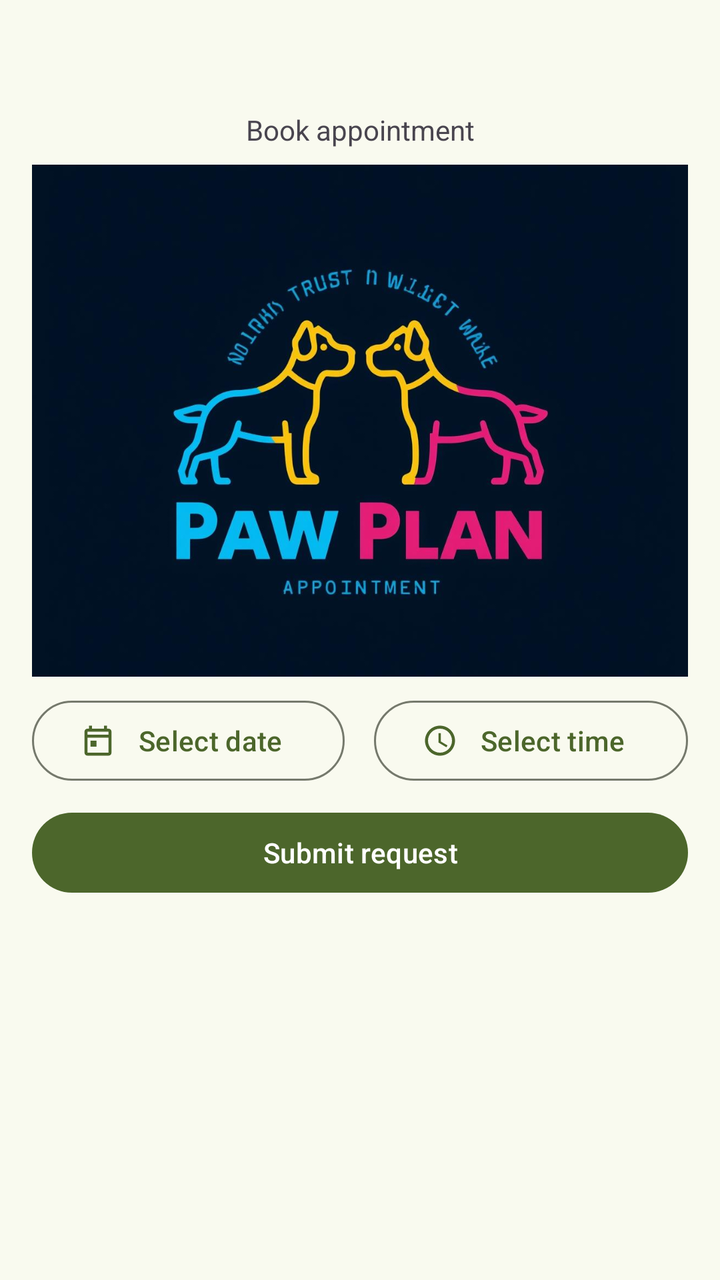
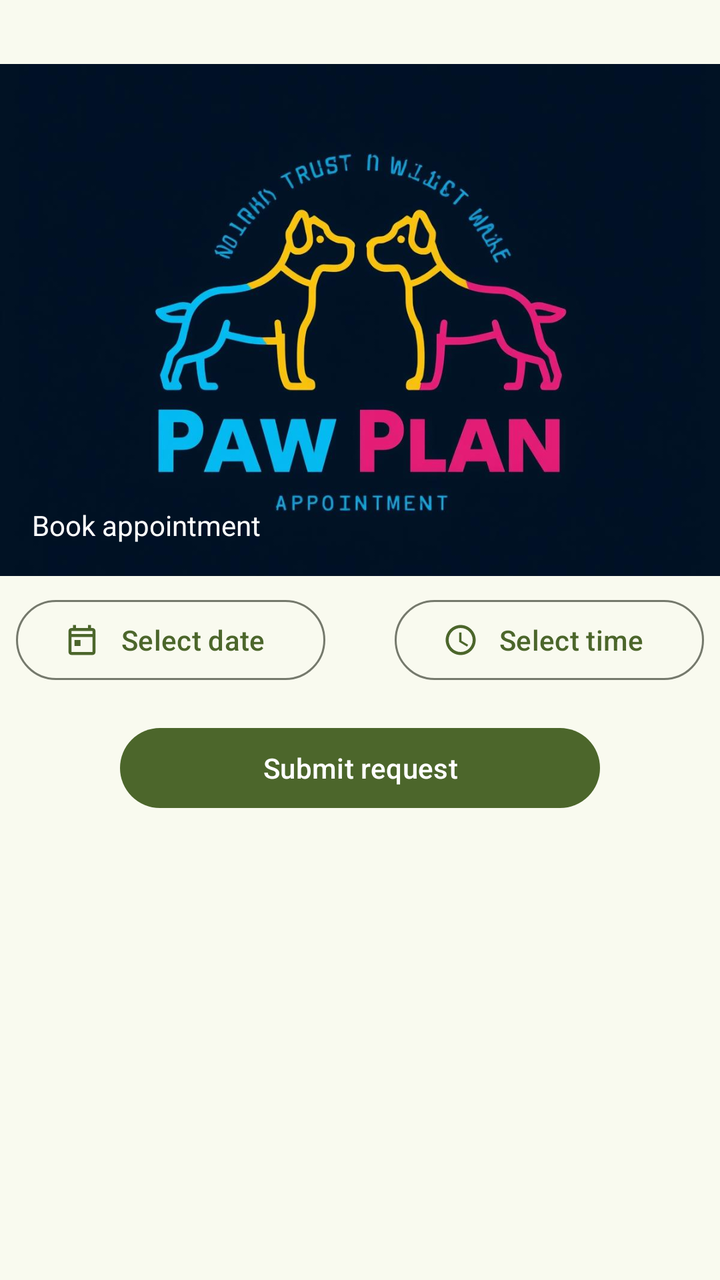

Two renders of the same Android screen: before a commit and after it. Below are the layout's source before the change and the commit's diff.
<!-- AndroidManifest.xml: application theme AppTheme -->
<!-- res/layout/fragment_book_appointment.xml -->
<?xml version="1.0" encoding="utf-8"?>
<androidx.constraintlayout.widget.ConstraintLayout xmlns:android="http://schemas.android.com/apk/res/android"
    xmlns:app="http://schemas.android.com/apk/res-auto"
    xmlns:tools="http://schemas.android.com/tools"
    android:id="@+id/bookAppointmentLayout"
    android:layout_width="match_parent"
    android:layout_height="match_parent"
    tools:context=".appointments.presentation.BookAppointmentFragment">

    <LinearLayout
        android:layout_width="match_parent"
        android:layout_height="wrap_content"
        android:layout_margin="16dp"
        android:layout_marginStart="16dp"
        android:layout_marginTop="16dp"
        android:layout_marginEnd="16dp"
        android:layout_marginBottom="128dp"
        android:orientation="vertical"
        app:layout_constraintBottom_toBottomOf="parent"
        app:layout_constraintEnd_toEndOf="parent"
        app:layout_constraintStart_toStartOf="parent"
        app:layout_constraintTop_toTopOf="parent"
        app:layout_constraintVertical_bias="0.05">

        <Space
            android:layout_width="match_parent"
            android:layout_height="32dp" />

        <TextView
            android:id="@+id/reportCaption"
            style="@style/TextAppearance.Material3.TitleLarge.Emphasized"
            android:layout_width="match_parent"
            android:layout_height="wrap_content"
            android:layout_marginBottom="8dp"
            android:text="@string/bookappointment_caption"
            android:textAlignment="center" />

        <RelativeLayout
            android:layout_width="match_parent"
            android:layout_height="256dp"
            android:layout_marginBottom="8dp">

            <ImageView
                android:id="@+id/dogImageView"
                android:layout_width="match_parent"
                android:layout_height="match_parent"
                android:contentDescription="@string/dog_details_picture_desc"
                android:scaleType="centerCrop"
                android:src="@drawable/logo" />

            <LinearLayout
                android:layout_width="wrap_content"
                android:layout_height="wrap_content"
                android:layout_alignParentEnd="true"
                android:layout_alignParentBottom="true"
                android:layout_marginEnd="16dp"
                android:layout_marginBottom="16dp"
                android:orientation="vertical"
                android:visibility="invisible">

                <com.google.android.material.button.MaterialButton
                    android:id="@+id/selectDogButton"
                    style="@style/Widget.Material3.Button.IconButton.Filled"
                    android:layout_width="wrap_content"
                    android:layout_height="wrap_content"
                    android:text="@string/bookappointment_selectDogButton" />
            </LinearLayout>
        </RelativeLayout>

        <LinearLayout
            android:layout_width="match_parent"
            android:layout_height="wrap_content"
            android:layout_marginBottom="8dp"
            android:orientation="horizontal">

            <com.google.android.material.button.MaterialButton
                android:id="@+id/selectDateButton"
                style="@style/Widget.Material3.Button.OutlinedButton"
                android:layout_width="wrap_content"
                android:layout_height="wrap_content"
                android:layout_weight="1"
                android:text="@string/wtp_report_dateButton"
                app:icon="@drawable/ic_calendar" />

            <Space
                android:layout_width="wrap_content"
                android:layout_height="match_parent"
                android:layout_weight="1" />

            <com.google.android.material.button.MaterialButton
                android:id="@+id/selectTimeButton"
                style="@style/Widget.Material3.Button.OutlinedButton"
                android:layout_width="wrap_content"
                android:layout_height="match_parent"
                android:layout_weight="1"
                android:text="@string/wtp_report_timeButton"
                app:icon="@drawable/ic_clock" />

        </LinearLayout>

        <com.google.android.material.button.MaterialButton
            android:id="@+id/submitButton"
            style="@style/Widget.Material3.Button"
            android:layout_width="match_parent"
            android:layout_height="wrap_content"
            android:text="@string/bookappointment_submit" />

        <Space
            android:layout_width="match_parent"
            android:layout_height="32dp" />

    </LinearLayout>

</androidx.constraintlayout.widget.ConstraintLayout>
<!-- resources referenced by this layout -->
<resources>
  <!-- drawable ic_calendar (drawable) -->
  <vector xmlns:android="http://schemas.android.com/apk/res/android"
      android:width="14dp"
      android:height="14dp"
      android:viewportWidth="24"
      android:viewportHeight="24">
      <path
          android:fillColor="#FF000000"
          android:pathData="M19,4H18V2H16V4H8V2H6V4H5C3.89,4 3,4.9 3,6V20C3,21.1 3.89,22 5,22H19C20.1,22 21,21.1 21,20V6C21,4.9 20.1,4 19,4ZM19,20H5V10H19V20ZM19,8H5V6H19V8ZM7,12H11V16H7V12Z" />
  </vector>
  <!-- drawable ic_clock (drawable) -->
  <vector xmlns:android="http://schemas.android.com/apk/res/android"
      android:width="14dp"
      android:height="14dp"
      android:viewportWidth="24"
      android:viewportHeight="24">
      <path
          android:fillColor="#FF000000"
          android:pathData="M11.99,2C6.47,2 2,6.47 2,12s4.47,10 9.99,10C17.52,22 22,17.52 22,12S17.52,2 11.99,2zM12,20c-4.42,0 -8,-3.58 -8,-8s3.58,-8 8,-8 8,3.58 8,8 -3.58,8 -8,8zM12.5,7L11,7v6.25l5.25,3.15 0.75,-1.23 -4.5,-2.67z"/>
  </vector>
  <string name="bookappointment_caption">Book appointment</string>
  <string name="bookappointment_selectDogButton">Change</string>
  <string name="bookappointment_submit">Submit request</string>
  <string name="dog_details_picture_desc">Cute dog picture</string>
  <string name="wtp_report_dateButton">Select date</string>
  <string name="wtp_report_timeButton">Select time</string>
  <color name="md_theme_primary">#4C662B</color>
  <color name="md_theme_onPrimary">#FFFFFF</color>
  <color name="md_theme_primaryContainer">#CDEDA3</color>
  <color name="md_theme_onPrimaryContainer">#354E16</color>
  <color name="md_theme_secondary">#586249</color>
  <color name="md_theme_onSecondary">#FFFFFF</color>
  <color name="md_theme_secondaryContainer">#DCE7C8</color>
  <color name="md_theme_onSecondaryContainer">#404A33</color>
  <color name="md_theme_tertiary">#386663</color>
  <color name="md_theme_onTertiary">#FFFFFF</color>
  <color name="md_theme_tertiaryContainer">#BCECE7</color>
  <color name="md_theme_onTertiaryContainer">#1F4E4B</color>
  <color name="md_theme_error">#BA1A1A</color>
  <color name="md_theme_onError">#FFFFFF</color>
  <color name="md_theme_errorContainer">#FFDAD6</color>
  <color name="md_theme_onErrorContainer">#93000A</color>
  <color name="md_theme_background">#F9FAEF</color>
  <color name="md_theme_onBackground">#1A1C16</color>
  <color name="md_theme_surface">#F9FAEF</color>
  <color name="md_theme_onSurface">#1A1C16</color>
  <color name="md_theme_surfaceVariant">#E1E4D5</color>
  <color name="md_theme_onSurfaceVariant">#44483D</color>
  <color name="md_theme_outline">#75796C</color>
  <color name="md_theme_outlineVariant">#C5C8BA</color>
  <color name="md_theme_inverseSurface">#2F312A</color>
  <color name="md_theme_inverseOnSurface">#F1F2E6</color>
  <color name="md_theme_inversePrimary">#B1D18A</color>
  <color name="md_theme_primaryFixed">#CDEDA3</color>
  <color name="md_theme_onPrimaryFixed">#102000</color>
  <color name="md_theme_primaryFixedDim">#B1D18A</color>
  <color name="md_theme_onPrimaryFixedVariant">#354E16</color>
  <color name="md_theme_secondaryFixed">#DCE7C8</color>
  <color name="md_theme_onSecondaryFixed">#151E0B</color>
  <color name="md_theme_secondaryFixedDim">#BFCBAD</color>
  <color name="md_theme_onSecondaryFixedVariant">#404A33</color>
  <color name="md_theme_tertiaryFixed">#BCECE7</color>
  <color name="md_theme_onTertiaryFixed">#00201E</color>
  <color name="md_theme_tertiaryFixedDim">#A0D0CB</color>
  <color name="md_theme_onTertiaryFixedVariant">#1F4E4B</color>
  <color name="md_theme_surfaceDim">#DADBD0</color>
  <color name="md_theme_surfaceBright">#F9FAEF</color>
  <color name="md_theme_surfaceContainerLowest">#FFFFFF</color>
  <color name="md_theme_surfaceContainerLow">#F3F4E9</color>
  <color name="md_theme_surfaceContainer">#EEEFE3</color>
  <color name="md_theme_surfaceContainerHigh">#E8E9DE</color>
  <color name="md_theme_surfaceContainerHighest">#E2E3D8</color>
  <!-- unchanged entries left out for length: 2 -->
</resources>

<!-- the commit's change to res/layout/fragment_book_appointment.xml (unified diff, before → after) -->
@@ -8,32 +8,18 @@
     tools:context=".appointments.presentation.BookAppointmentFragment">
 
     <LinearLayout
-        android:layout_width="match_parent"
+        android:layout_width="0dp"
         android:layout_height="wrap_content"
-        android:layout_margin="16dp"
-        android:layout_marginStart="16dp"
-        android:layout_marginTop="16dp"
-        android:layout_marginEnd="16dp"
-        android:layout_marginBottom="128dp"
         android:orientation="vertical"
         app:layout_constraintBottom_toBottomOf="parent"
         app:layout_constraintEnd_toEndOf="parent"
         app:layout_constraintStart_toStartOf="parent"
         app:layout_constraintTop_toTopOf="parent"
-        app:layout_constraintVertical_bias="0.05">
+        app:layout_constraintVertical_bias="0.0">
 
         <Space
             android:layout_width="match_parent"
             android:layout_height="32dp" />
-
-        <TextView
-            android:id="@+id/reportCaption"
-            style="@style/TextAppearance.Material3.TitleLarge.Emphasized"
-            android:layout_width="match_parent"
-            android:layout_height="wrap_content"
-            android:layout_marginBottom="8dp"
-            android:text="@string/bookappointment_caption"
-            android:textAlignment="center" />
 
         <RelativeLayout
             android:layout_width="match_parent"
@@ -49,48 +35,73 @@
                 android:src="@drawable/logo" />
 
             <LinearLayout
-                android:layout_width="wrap_content"
-                android:layout_height="wrap_content"
-                android:layout_alignParentEnd="true"
-                android:layout_alignParentBottom="true"
-                android:layout_marginEnd="16dp"
-                android:layout_marginBottom="16dp"
-                android:orientation="vertical"
-                android:visibility="invisible">
+                android:layout_width="match_parent"
+                android:layout_height="match_parent"
+                android:orientation="vertical">
 
-                <com.google.android.material.button.MaterialButton
-                    android:id="@+id/selectDogButton"
-                    style="@style/Widget.Material3.Button.IconButton.Filled"
-                    android:layout_width="wrap_content"
+                <LinearLayout
+                    android:layout_width="match_parent"
                     android:layout_height="wrap_content"
-                    android:text="@string/bookappointment_selectDogButton" />
+                    android:layout_margin="16dp"
+                    android:orientation="horizontal"
+                    android:visibility="invisible">
+
+                    <Space
+                        android:layout_width="0dp"
+                        android:layout_height="match_parent"
+                        android:layout_weight="1" />
+
+                    <com.google.android.material.button.MaterialButton
+                        android:id="@+id/selectDogButton"
+                        style="@style/Widget.Material3.Button"
+                        android:layout_width="wrap_content"
+                        android:layout_height="wrap_content"
+                        android:text="@string/bookappointment_selectDogButton" />
+                </LinearLayout>
+
+                <Space
+                    android:layout_width="match_parent"
+                    android:layout_height="0dp"
+                    android:layout_weight="1" />
+
+                <TextView
+                    android:id="@+id/reportCaption"
+                    style="@style/TextAppearance.Material3.TitleLarge.Emphasized"
+                    android:layout_width="match_parent"
+                    android:layout_height="wrap_content"
+                    android:layout_margin="16dp"
+                    android:text="@string/bookappointment_caption"
+                    android:textColor="@android:color/white" />
             </LinearLayout>
+
         </RelativeLayout>
 
         <LinearLayout
             android:layout_width="match_parent"
             android:layout_height="wrap_content"
-            android:layout_marginBottom="8dp"
+            android:layout_marginStart="8dp"
+            android:layout_marginEnd="8dp"
+            android:layout_marginBottom="16dp"
             android:orientation="horizontal">
 
             <com.google.android.material.button.MaterialButton
                 android:id="@+id/selectDateButton"
                 style="@style/Widget.Material3.Button.OutlinedButton"
-                android:layout_width="wrap_content"
+                android:layout_width="120dp"
                 android:layout_height="wrap_content"
                 android:layout_weight="1"
                 android:text="@string/wtp_report_dateButton"
                 app:icon="@drawable/ic_calendar" />
 
             <Space
-                android:layout_width="wrap_content"
+                android:layout_width="0dp"
                 android:layout_height="match_parent"
                 android:layout_weight="1" />
 
             <com.google.android.material.button.MaterialButton
                 android:id="@+id/selectTimeButton"
                 style="@style/Widget.Material3.Button.OutlinedButton"
-                android:layout_width="wrap_content"
+                android:layout_width="120dp"
                 android:layout_height="match_parent"
                 android:layout_weight="1"
                 android:text="@string/wtp_report_timeButton"
@@ -98,12 +109,31 @@
 
         </LinearLayout>
 
-        <com.google.android.material.button.MaterialButton
-            android:id="@+id/submitButton"
-            style="@style/Widget.Material3.Button"
+        <LinearLayout
             android:layout_width="match_parent"
-            android:layout_height="wrap_content"
-            android:text="@string/bookappointment_submit" />
+            android:layout_height="match_parent"
+            android:orientation="horizontal">
+
+            <Space
+                android:layout_width="0dp"
+                android:layout_height="match_parent"
+                android:layout_weight="1" />
+
+            <com.google.android.material.button.MaterialButton
+                android:id="@+id/submitButton"
+                style="@style/Widget.Material3.Button"
+                android:layout_width="240dp"
+                android:layout_height="wrap_content"
+                android:layout_marginStart="8dp"
+                android:layout_marginEnd="8dp"
+                android:text="@string/bookappointment_submit" />
+
+            <Space
+                android:layout_width="0dp"
+                android:layout_height="match_parent"
+                android:layout_weight="1" />
+
+        </LinearLayout>
 
         <Space
             android:layout_width="match_parent"
